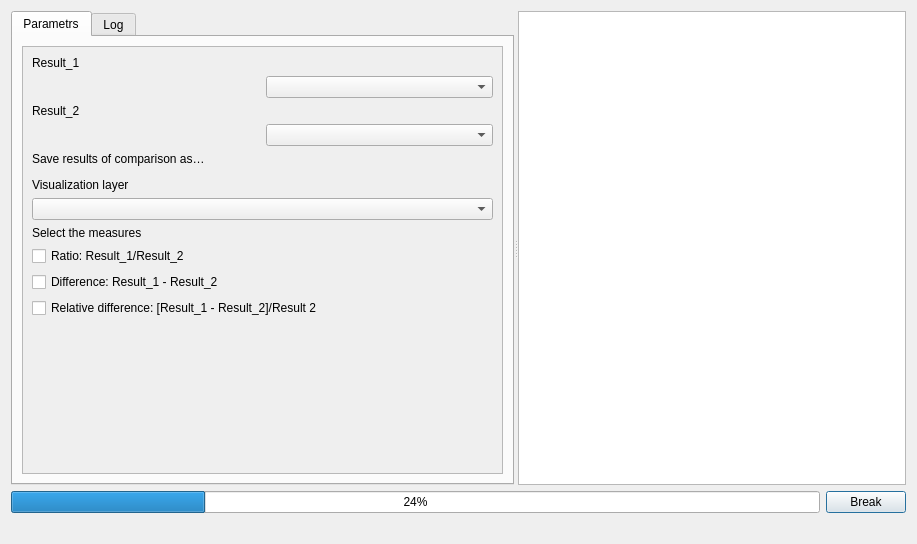
The window that UI/relative.ui (ishusterman/tau_net_calc) describes before a commit, drawn with Qt 5.
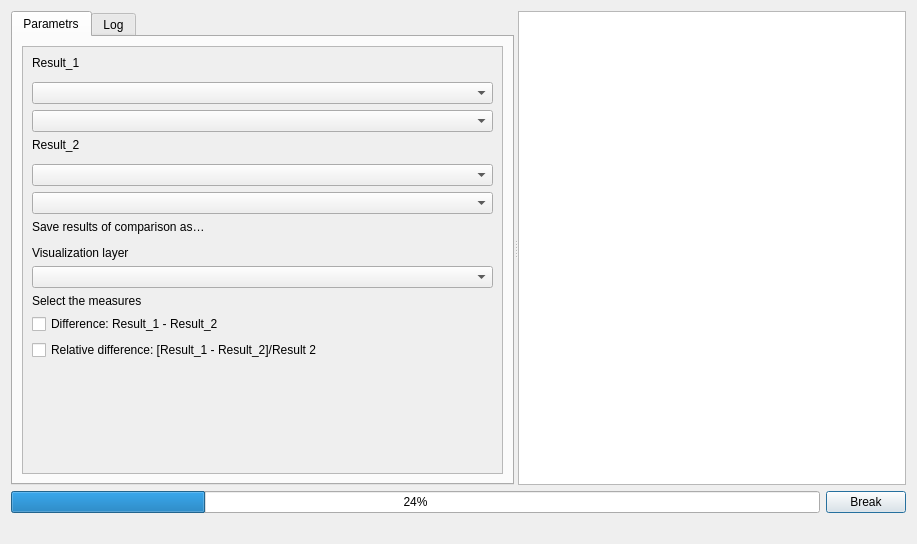
The same window after the commit. Custom widgets are drawn as their Qt base class.

```diff
--- a/UI/relative.ui
+++ b/UI/relative.ui
@@ -82,9 +82,9 @@
            <property name="geometry">
             <rect>
              <x>0</x>
-             <y>0</y>
-             <width>498</width>
-             <height>372</height>
+             <y>-104</y>
+             <width>477</width>
+             <height>487</height>
             </rect>
            </property>
            <property name="sizePolicy">
@@ -115,36 +115,72 @@
                   </property>
                  </widget>
                 </item>
+               </layout>
+              </item>
+              <item row="5" column="0" colspan="2">
+               <layout class="QHBoxLayout" name="horizontalLayout_5">
                 <item>
-                 <widget class="QComboBox" name="comboBox_table1"/>
+                 <widget class="QComboBox" name="comboBox_table1">
+                  <property name="sizePolicy">
+                   <sizepolicy hsizetype="Expanding" vsizetype="Fixed">
+                    <horstretch>0</horstretch>
+                    <verstretch>0</verstretch>
+                   </sizepolicy>
+                  </property>
+                 </widget>
                 </item>
                </layout>
               </item>
-              <item row="5" column="0">
+              <item row="7" column="0" colspan="2">
+               <layout class="QHBoxLayout" name="horizontalLayout_8">
+                <item>
+                 <widget class="QgsFieldComboBox" name="comboBox_field1"/>
+                </item>
+               </layout>
+              </item>
+              <item row="9" column="0">
                <widget class="QLabel" name="label_3">
                 <property name="text">
                  <string>Result_2</string>
                 </property>
                </widget>
               </item>
-              <item row="6" column="0" colspan="2">
+              <item row="10" column="0" colspan="2">
                <layout class="QHBoxLayout" name="horizontalLayout_311">
                 <item>
                  <widget class="QgsFileWidget" name="widget_result2"/>
                 </item>
+               </layout>
+              </item>
+              <item row="12" column="0" colspan="2">
+               <layout class="QHBoxLayout" name="horizontalLayout_7">
                 <item>
-                 <widget class="QComboBox" name="comboBox_table2"/>
+                 <widget class="QComboBox" name="comboBox_table2">
+                  <property name="sizePolicy">
+                   <sizepolicy hsizetype="Expanding" vsizetype="Fixed">
+                    <horstretch>0</horstretch>
+                    <verstretch>0</verstretch>
+                   </sizepolicy>
+                  </property>
+                 </widget>
                 </item>
                </layout>
               </item>
-              <item row="8" column="0">
+              <item row="13" column="0" colspan="2">
+               <layout class="QHBoxLayout" name="horizontalLayout_9">
+                <item>
+                 <widget class="QgsFieldComboBox" name="comboBox_field2"/>
+                </item>
+               </layout>
+              </item>
+              <item row="15" column="0">
                <widget class="QLabel" name="label_1">
                 <property name="text">
                  <string>Save results of comparison as…</string>
                 </property>
                </widget>
               </item>
-              <item row="9" column="0" colspan="2">
+              <item row="16" column="0" colspan="2">
                <layout class="QHBoxLayout" name="horizontalLayout_3">
                 <item>
                  <widget class="QgsFileWidget" name="wgFileSave">
@@ -155,42 +191,35 @@
                 </item>
                </layout>
               </item>
-              <item row="10" column="0">
+              <item row="17" column="0">
                <widget class="QLabel" name="label">
                 <property name="text">
                  <string>Visualization layer</string>
                 </property>
                </widget>
               </item>
-              <item row="11" column="0" colspan="2">
+              <item row="18" column="0" colspan="2">
                <layout class="QHBoxLayout" name="horizontalLayout_6">
                 <item>
                  <widget class="QgsMapLayerComboBox" name="cbVisLayers"/>
                 </item>
                </layout>
               </item>
-              <item row="12" column="0">
+              <item row="19" column="0">
                <widget class="QLabel" name="label_6">
                 <property name="text">
                  <string>Select the measures</string>
                 </property>
                </widget>
               </item>
-              <item row="13" column="0">
-               <widget class="QCheckBox" name="cb_ratio">
-                <property name="text">
-                 <string>Ratio: Result_1/Result_2</string>
-                </property>
-               </widget>
-              </item>
-              <item row="14" column="0">
+              <item row="20" column="0">
                <widget class="QCheckBox" name="cb_difference">
                 <property name="text">
                  <string>Difference: Result_1 - Result_2</string>
                 </property>
                </widget>
               </item>
-              <item row="15" column="0">
+              <item row="21" column="0">
                <widget class="QCheckBox" name="cb_relative_difference">
                 <property name="text">
                  <string>Relative difference: [Result_1 - Result_2]/Result 2</string>
@@ -270,6 +299,11 @@
   </layout>
  </widget>
  <customwidgets>
+  <customwidget>
+   <class>QgsFieldComboBox</class>
+   <extends>QComboBox</extends>
+   <header>qgsfieldcombobox.h</header>
+  </customwidget>
   <customwidget>
    <class>QgsFileWidget</class>
    <extends>QWidget</extends>
```
